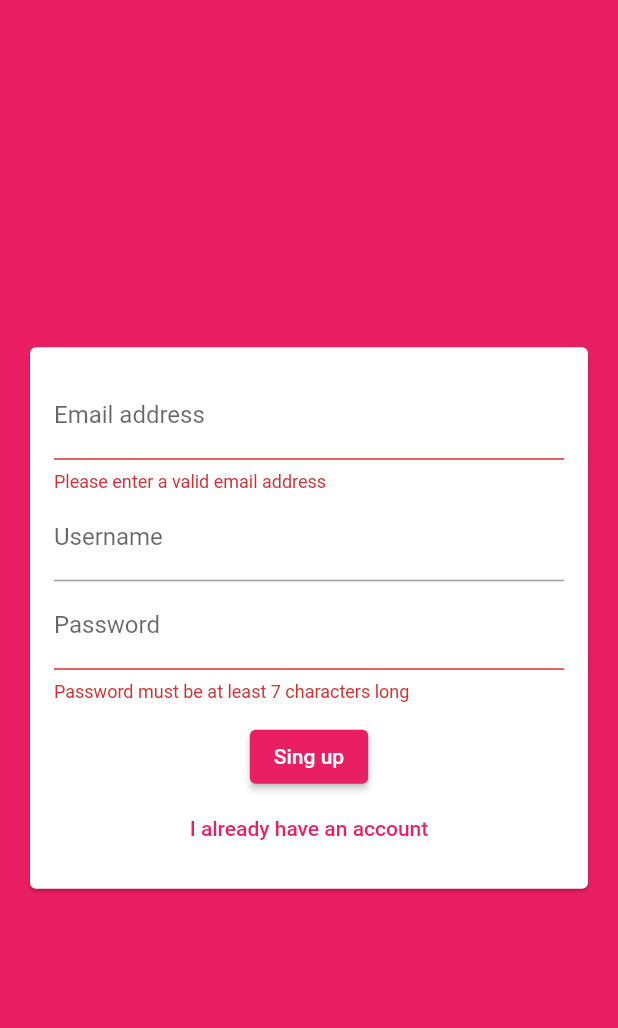
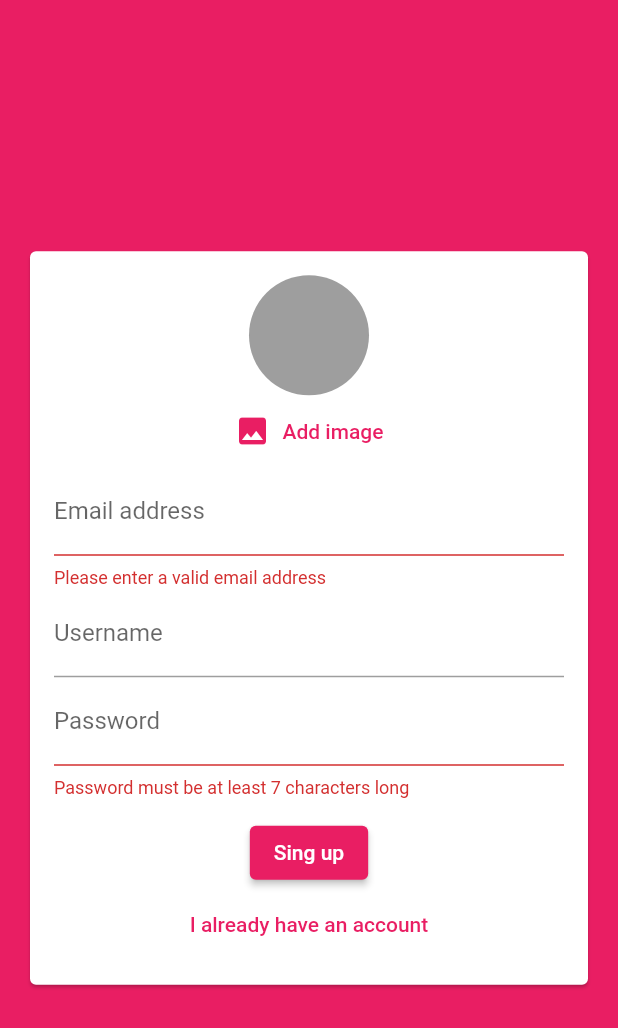
Before and after one commit to LeonardoSimi/DemoChatting, a Flutter app: the screen it shows after launch, after a tap on "Login", after a tap on "Create new account", on a phone screen of 412 x 824 dp. Shown: the top 1028 px of the screen. Run offline on Flutter 3.47's test engine with Material 2 defaults, Android fonts, the phone set to English and light mode, and no system bars; our stand-ins replace cloud_firestore, firebase_auth, firebase_core, firebase_storage, image_picker; accounts and stored records are empty.

Commit message:
user image, username
14-30

```diff
--- a/lib/screens/auth_screen.dart
+++ b/lib/screens/auth_screen.dart
@@ -1,6 +1,8 @@
+import 'dart:io';
 import 'package:flutter/material.dart';
 import 'package:firebase_auth/firebase_auth.dart';
 import 'package:cloud_firestore/cloud_firestore.dart';
+import 'package:firebase_storage/firebase_storage.dart';
 import 'package:flutter/services.dart';
 
 import '../widgets/auth/auth_form.dart';
@@ -15,7 +17,7 @@ class _AuthScreenState extends State<AuthScreen> {
   var _isLoading = false;
 
   void _submitAuthForm(
-      String email, String password, String username, bool isLogin, BuildContext ctx) async {
+      String email, String password, String username, File? image, bool isLogin, BuildContext ctx) async {
     UserCredential authResult;
     try {
       setState(() {
@@ -29,10 +31,16 @@ class _AuthScreenState extends State<AuthScreen> {
         authResult = await _auth.createUserWithEmailAndPassword(
             email: email, password: password);
       }
+        final ref = FirebaseStorage.instance.ref().child('user_images').child(
+            authResult.user!.uid + '.jpg');
+
+        await ref.putFile(image!);
+        final url = await ref.getDownloadURL();
 
       await FirebaseFirestore.instance.collection('users').doc(authResult.user!.uid).set({
         'username': username,
         'email': email,
+        'image_url': url,
       });
 
     } on PlatformException catch (err) {
--- a/lib/widgets/auth/auth_form.dart
+++ b/lib/widgets/auth/auth_form.dart
@@ -1,9 +1,12 @@
+import 'dart:io';
 import 'package:flutter/material.dart';
+
+import '../pickers/user_image_picker.dart';
 
 class AuthForm extends StatefulWidget {
   AuthForm(this.submitFn);
 
-  final void Function(String email, String password, String username, bool isLogin, BuildContext context) submitFn;
+  final void Function(String email, String password, String username, File? image, bool isLogin, BuildContext context) submitFn;
 
   @override
   _AuthFormState createState() => _AuthFormState();
@@ -15,10 +18,21 @@ class _AuthFormState extends State<AuthForm> {
   String _userEmail = '';
   String _userName = '';
   String _userPassword = '';
+  File? _userImageFile;
+
+  void _pickedImage(File? image) {
+    _userImageFile = image;
+  }
 
   void _trySubmit(){
     final isValid = _formKey.currentState!.validate();
     FocusScope.of(context).unfocus();
+
+    if (_userImageFile == null && !_isLogin)
+      {
+        ScaffoldMessenger.of(context).showSnackBar(SnackBar(content: Text('Please pick an image')));
+        return;
+      }
 
     if (isValid){
       _formKey.currentState!.save();
@@ -27,6 +41,7 @@ class _AuthFormState extends State<AuthForm> {
         _userEmail.trim(),
         _userPassword,
         _userName.trim(),
+        _userImageFile,
         _isLogin,
         context,
       );
@@ -46,6 +61,8 @@ class _AuthFormState extends State<AuthForm> {
               child: Column(
                 mainAxisSize: MainAxisSize.min,
                 children: <Widget>[
+                  if (!_isLogin)
+                  UserImagePicker(_pickedImage),
                   TextFormField(
                     key: ValueKey('email'),
                     validator: (value){
--- a/lib/widgets/chat/messages.dart
+++ b/lib/widgets/chat/messages.dart
@@ -25,6 +25,7 @@ class Messages extends StatelessWidget {
             itemCount: chatDocs.length,
             itemBuilder: (ctx, index) => MessageBubble(
                   chatDocs[index]['text'],
+                  chatDocs[index]['username'],
                   chatDocs[index]['userId'] == user.uid,
                   key: ValueKey(chatDocs[index].id),
                 ));
--- a/lib/widgets/chat/new_message.dart
+++ b/lib/widgets/chat/new_message.dart
@@ -11,13 +11,15 @@ class _NewMessageState extends State<NewMessage> {
   var _enteredMessage = '';
   final _controller = new TextEditingController();
 
-  void _sendMessage() {
+  void _sendMessage()  async {
     FocusScope.of(context).unfocus();
     final user = FirebaseAuth.instance.currentUser!;
+    final userData = await FirebaseFirestore.instance.collection('users').doc(user.uid).get();
     FirebaseFirestore.instance.collection('chat').add({
       'text': _enteredMessage,
       'createdAt': Timestamp.now(),
       'userId': user.uid,
+      'username': userData['username'],
     });
     _controller.clear();
   }
--- /dev/null
+++ b/lib/widgets/pickers/user_image_picker.dart
@@ -0,0 +1,37 @@
+import 'dart:io';
+import 'package:flutter/material.dart';
+
+import 'package:image_picker/image_picker.dart';
+
+class UserImagePicker extends StatefulWidget {
+  UserImagePicker(this.imagePickFn);
+
+  final void Function(File? pickedImage) imagePickFn;
+
+  @override
+  _UserImagePickerState createState() => _UserImagePickerState();
+}
+
+class _UserImagePickerState extends State<UserImagePicker> {
+  final ImagePicker _imagePicker = ImagePicker();
+
+  File? _pickedImage;
+
+  void _pickImage() async{
+    final pickedImageFile = await _imagePicker.pickImage(source: ImageSource.gallery, imageQuality: 50, maxWidth: 150);
+    setState(() {
+      _pickedImage = File(pickedImageFile!.path);
+    });
+    widget.imagePickFn(_pickedImage);
+  }
+
+  @override
+  Widget build(BuildContext context) {
+    return Column(
+      children: [
+        CircleAvatar(radius: 40, backgroundColor: Colors.grey, backgroundImage: _pickedImage != null ? FileImage(_pickedImage!) : null),
+        TextButton.icon(onPressed: _pickImage, icon: Icon(Icons.image), label: Text('Add image'),),
+      ],
+    );
+  }
+}
--- a/pubspec.yaml
+++ b/pubspec.yaml
@@ -30,6 +30,8 @@ dependencies:
   cupertino_icons: ^1.0.2
   cloud_firestore: ^2.3.0
   firebase_auth: ^2.0.0
+  image_picker: ^0.8.2
+  firebase_storage: ^10.0.1
 
 dev_dependencies:
   flutter_test:
```
Also changed, not shown: lib/widgets/chat/message_bubble.dart (+21 -3 lines), pubspec.lock, 1 other file.
